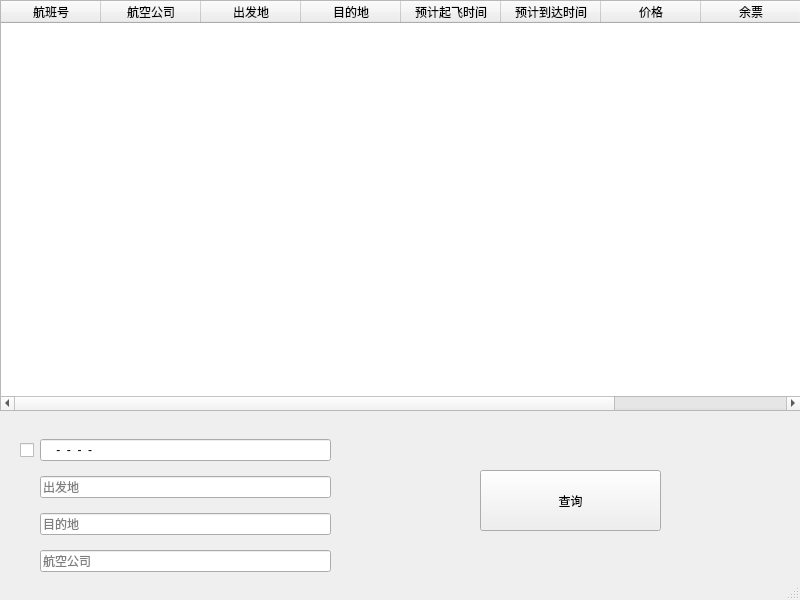
Old version of the form Qt/table.ui in the repository Anduin9527/CivilAviationTicketingSystem.
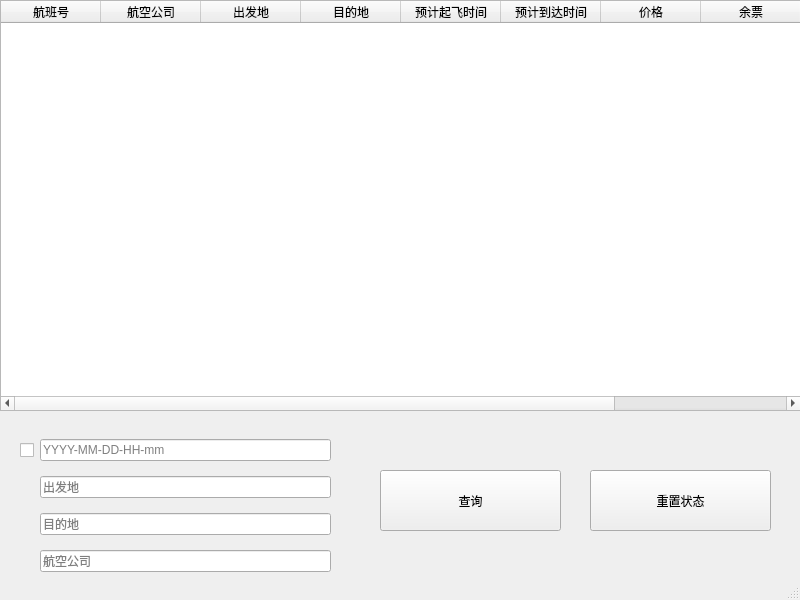
New version of the form.

Commit message: 功能基本完善 无明显bug

Patch:
```diff
--- a/Qt/table.ui
+++ b/Qt/table.ui
@@ -96,7 +96,7 @@
    <widget class="QPushButton" name="btn">
     <property name="geometry">
      <rect>
-      <x>480</x>
+      <x>380</x>
       <y>470</y>
       <width>181</width>
       <height>61</height>
@@ -132,7 +132,7 @@
      <item>
       <widget class="QLineEdit" name="editDate">
        <property name="inputMask">
-        <string>0000-00-00-00-00</string>
+        <string/>
        </property>
        <property name="placeholderText">
         <string>YYYY-MM-DD-HH-mm</string>
@@ -171,6 +171,19 @@
      </item>
     </layout>
    </widget>
+   <widget class="QPushButton" name="btnNew">
+    <property name="geometry">
+     <rect>
+      <x>590</x>
+      <y>470</y>
+      <width>181</width>
+      <height>61</height>
+     </rect>
+    </property>
+    <property name="text">
+     <string>重置状态</string>
+    </property>
+   </widget>
   </widget>
   <widget class="QStatusBar" name="statusbar"/>
  </widget>
```
The commit also changes 2 other files.
